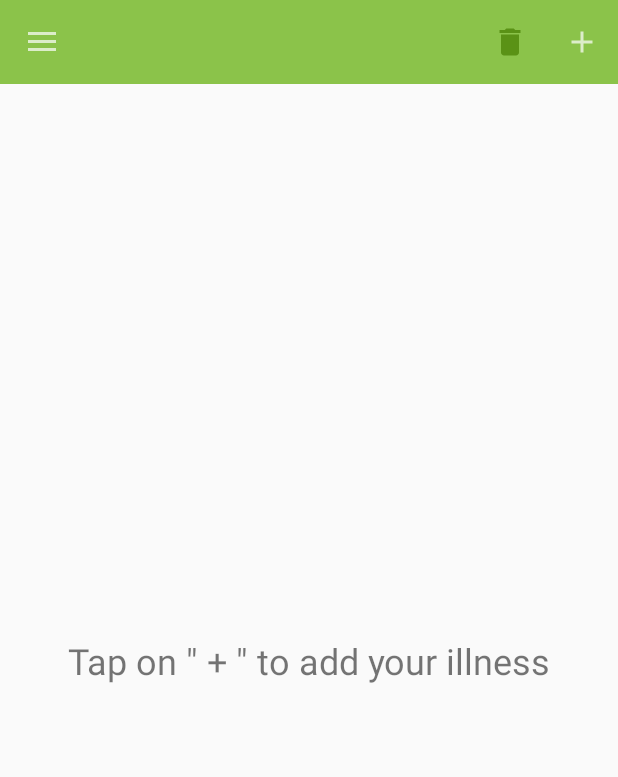
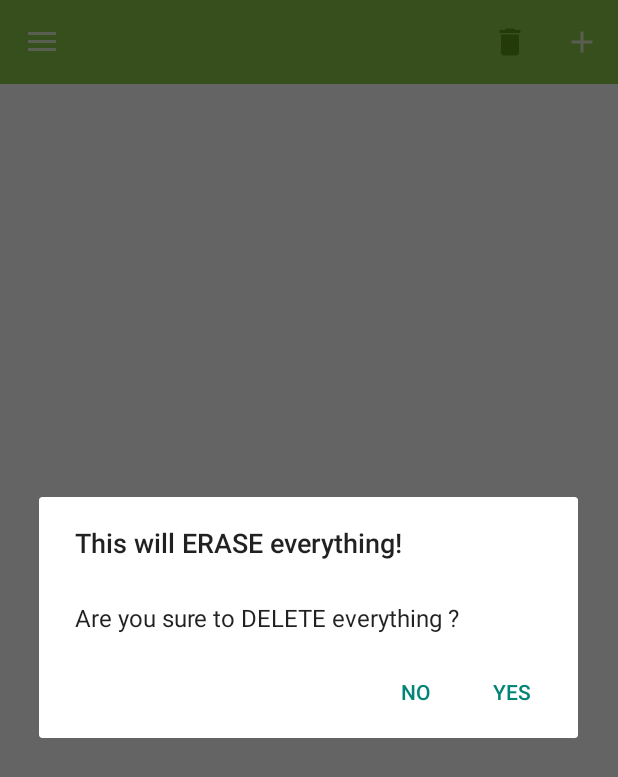
Before and after one commit to Mayank-ck2mk/Medicine_Diary, an Android app: the screen it shows after launch (MainActivity), after a tap on "Add Illness", on a phone screen of 412 x 824 dp. Shown: the top 777 px of the screen. Run offline under Robolectric (Android 15) with nearby library versions, the phone set to English and light mode, and no system bars; our stand-ins replace Room's generated code, data binding, navigation-ui; Roboto replaces fonts that are not available here.

Commit message:
Updated the adapters

```diff
--- a/app/src/main/java/com/example/medicinediary/database/IllnessDatebaseDao.kt
+++ b/app/src/main/java/com/example/medicinediary/database/IllnessDatebaseDao.kt
@@ -16,6 +16,9 @@ interface IllnessDatebaseDao {
     @Delete
     fun delete(completeIllness: IllnessMedicine)
 
+    @Query("DELETE from illness_medicine_table")
+    fun deleteAll()
+
     @Query("SELECT * from illness_medicine_table WHERE illness_id = :key")
     fun get(key: Long): IllnessMedicine
 
@@ -28,6 +31,6 @@ interface IllnessDatebaseDao {
     @Query("SELECT * FROM illness_medicine_table ORDER BY illness_id DESC LIMIT 1")
     fun getIllness() : IllnessMedicine?
 
-    @Query("SELECT * FROM illness_medicine_table ORDER BY illness_id DESC")
+    @Query("SELECT * FROM illness_medicine_table ORDER BY illness_id ASC")
     fun getAllIllnesses() : LiveData<List<IllnessMedicine>>
 }
--- a/app/src/main/java/com/example/medicinediary/illness/IllnessFragment.kt
+++ b/app/src/main/java/com/example/medicinediary/illness/IllnessFragment.kt
@@ -1,10 +1,12 @@
 package com.example.medicinediary.illness
 
 import android.app.AlertDialog
+import android.content.DialogInterface
 import android.os.Bundle
 import android.util.Log
 import android.view.*
 import android.view.View.GONE
+import android.view.View.VISIBLE
 import android.widget.Toast
 import androidx.databinding.DataBindingUtil
 import androidx.fragment.app.Fragment
@@ -79,6 +81,9 @@ class IllnessFragment : Fragment() {
                 if(!it.isEmpty()){
                     binding.tapGuide.visibility = GONE
                 }
+                else{
+                    binding.tapGuide.visibility = VISIBLE
+                }
                 Log.d("Database",it.toString())
             }
         })
@@ -129,6 +134,20 @@ class IllnessFragment : Fragment() {
 
         }
 
+        if(item!!.itemId ==  R.id.delete_all){
+
+            val mBuilder = AlertDialog.Builder(context)
+
+            mBuilder.setTitle("This will ERASE everything!")
+            mBuilder.setMessage("\nAre you sure to DELETE everything ?")
+            mBuilder.setPositiveButton("Yes",{ dialogInterface: DialogInterface, i: Int ->
+                illnessViewModel.deleteEverything()
+            })
+
+            mBuilder.setNegativeButton("No",{ dialogInterface: DialogInterface, i: Int -> })
+            mBuilder.show()
+        }
+
         return super.onOptionsItemSelected(item)
     }
 
```
Also changed, not shown: app/src/main/java/com/example/medicinediary/illness/IllnessViewModel.kt (+9 -6 lines).
